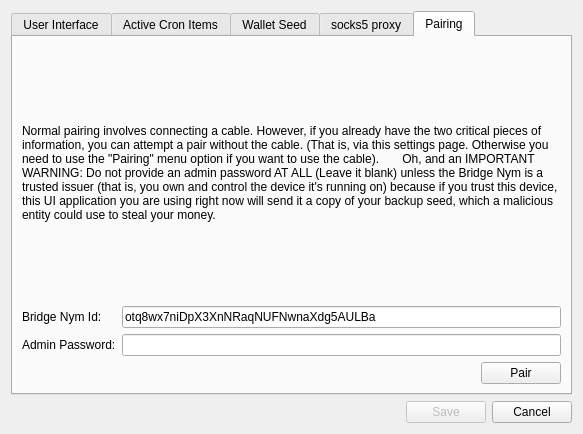
Old version of the form src/gui/widgets/settings.ui in the repository Open-Transactions/Moneychanger.
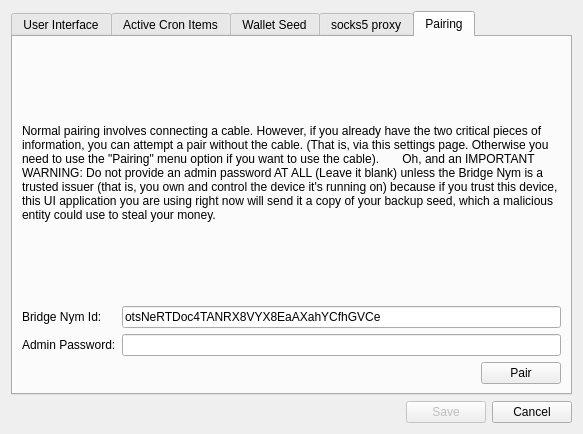
New version of the form.

Diff of the .ui file:
```diff
--- a/src/gui/widgets/settings.ui
+++ b/src/gui/widgets/settings.ui
@@ -251,7 +251,7 @@
          <item row="0" column="1">
           <widget class="QLineEdit" name="lineEditBridgeNymId">
            <property name="text">
-            <string>otq8wx7niDpX3XnNRaqNUFNwnaXdg5AULBa</string>
+            <string>otsNeRTDoc4TANRX8VYX8EaAXahYCfhGVCe</string>
            </property>
           </widget>
          </item>
```
